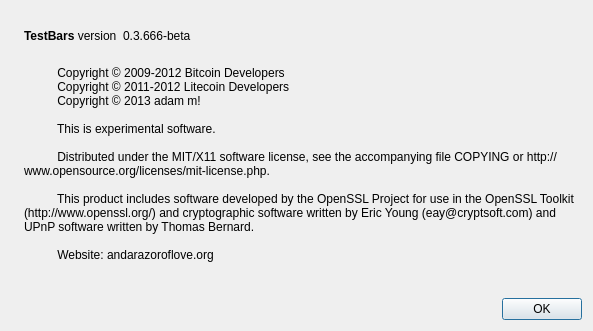
Above: src/qt/forms/aboutdialog.ui from testbars/testbars before the change. Below: the same form after it.
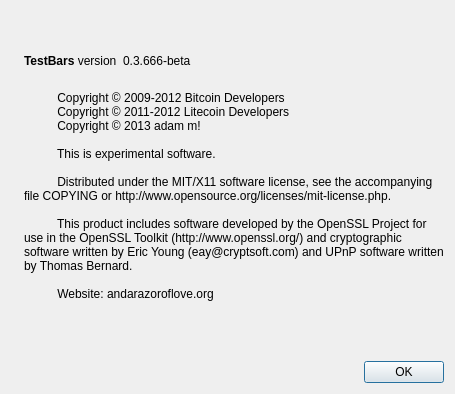
That is the form after the change. Icons and pictures are not drawn.

```diff
--- a/src/qt/forms/aboutdialog.ui
+++ b/src/qt/forms/aboutdialog.ui
@@ -2,7 +2,7 @@
 <ui version="4.0">
  <class>AboutDialog</class>
  <widget class="QDialog" name="AboutDialog">
-  <property name="geometry">
+  <property name="tbsmetry">
    <rect>
     <x>0</x>
     <y>0</y>
```
